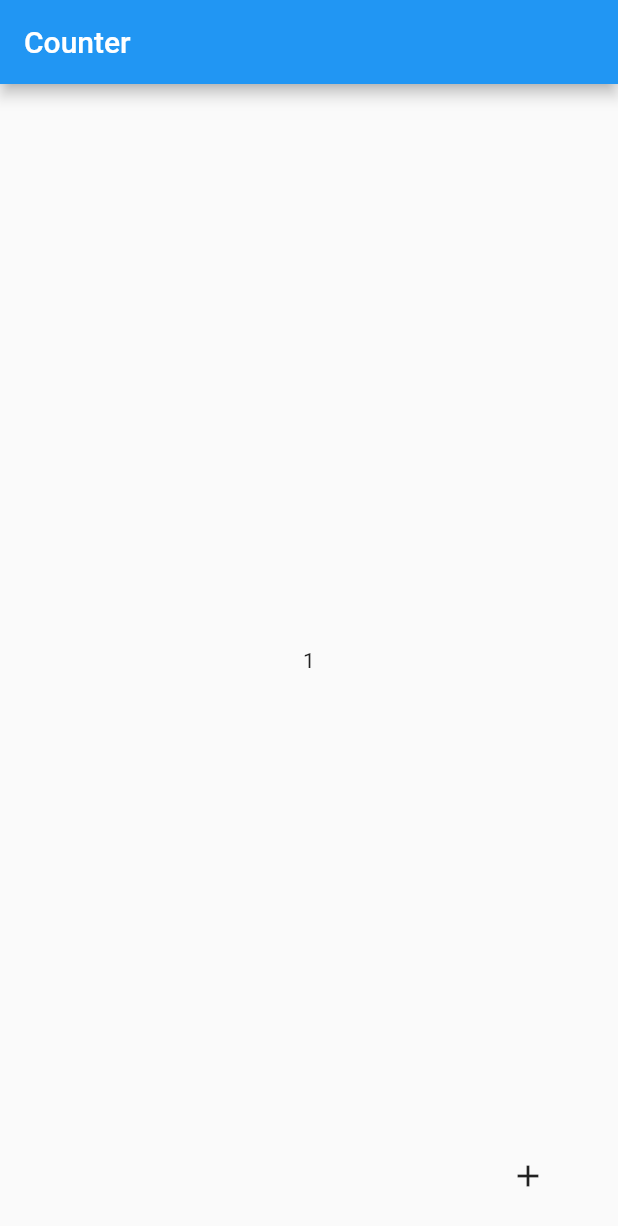
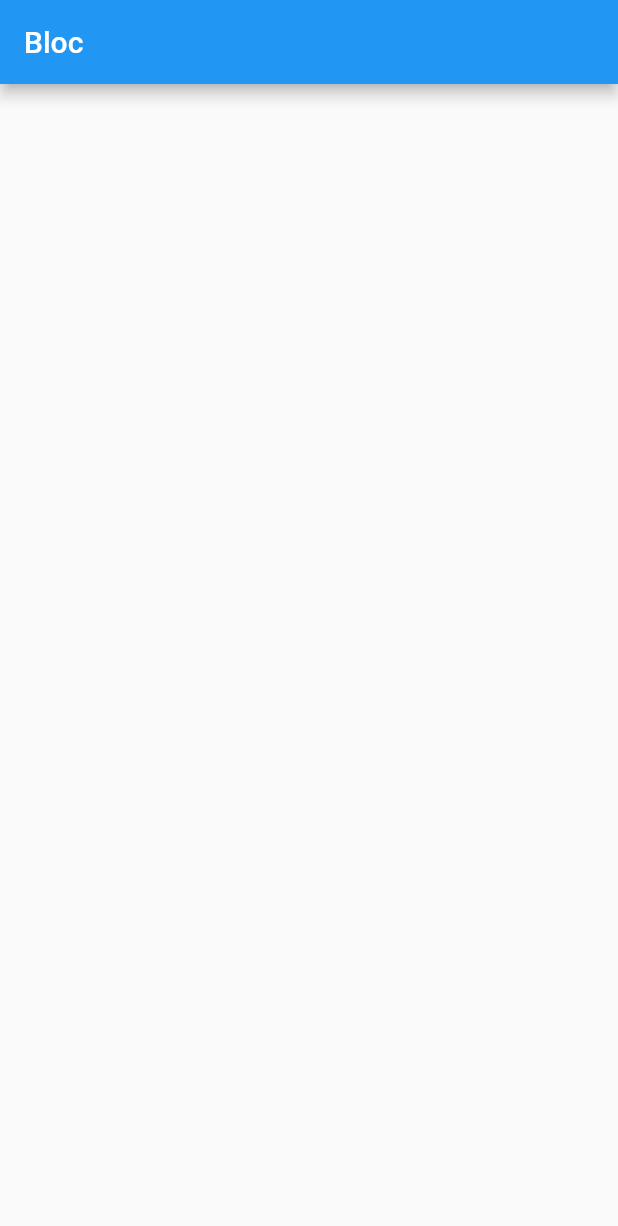
Before and after one commit to Nothing-Works/flutter_ui, a Flutter app: the screen it shows after launch, on a phone screen of 412 x 824 dp. Shown: the top 1226 px of the screen. Run offline on Flutter 3.47's test engine with Material 2 defaults, Android fonts, the phone set to English and light mode, and no system bars; our stand-ins replace rxdart; missing offline and left inert: folding_cell; generated files the repository leaves out were written again.

Commit message:
bloc setup

```diff
--- a/lib/main.dart
+++ b/lib/main.dart
@@ -1,4 +1,4 @@
 import 'package:flutter/material.dart';
-import 'package:flutter_ui/src/apps/bloc_vanilla/bloc_vanilla_app.dart';
+import 'package:flutter_ui/src/apps/bloc/bloc_app.dart';
 
-void main() => runApp(BlocVanilla());
+void main() => runApp(BlocApp());
--- /dev/null
+++ b/lib/src/apps/bloc/bloc_app.dart
@@ -0,0 +1,11 @@
+import 'package:flutter/material.dart';
+import 'package:flutter_ui/src/apps/bloc/screens/home.dart';
+
+class BlocApp extends StatelessWidget {
+  @override
+  Widget build(BuildContext context) {
+    return MaterialApp(
+      home: BlocHome(),
+    );
+  }
+}
--- /dev/null
+++ b/lib/src/apps/bloc/screens/home.dart
@@ -0,0 +1,12 @@
+import 'package:flutter/material.dart';
+
+class BlocHome extends StatelessWidget {
+  @override
+  Widget build(BuildContext context) {
+    return Scaffold(
+      appBar: AppBar(
+        title: Text('Bloc'),
+      ),
+    );
+  }
+}
```
